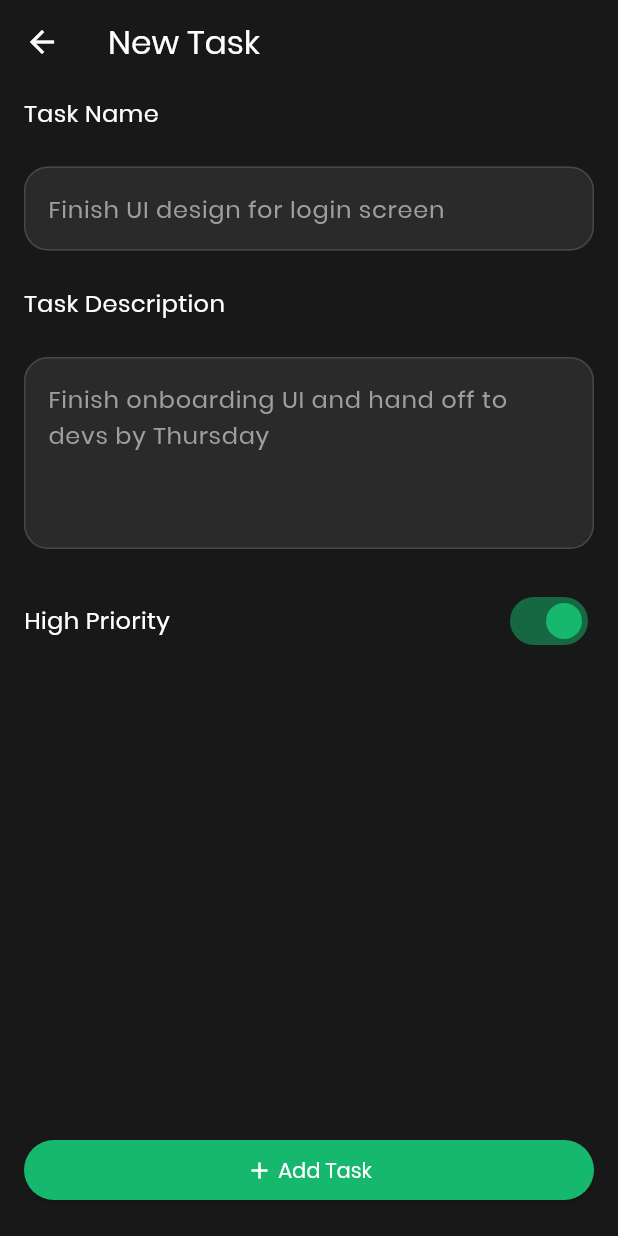
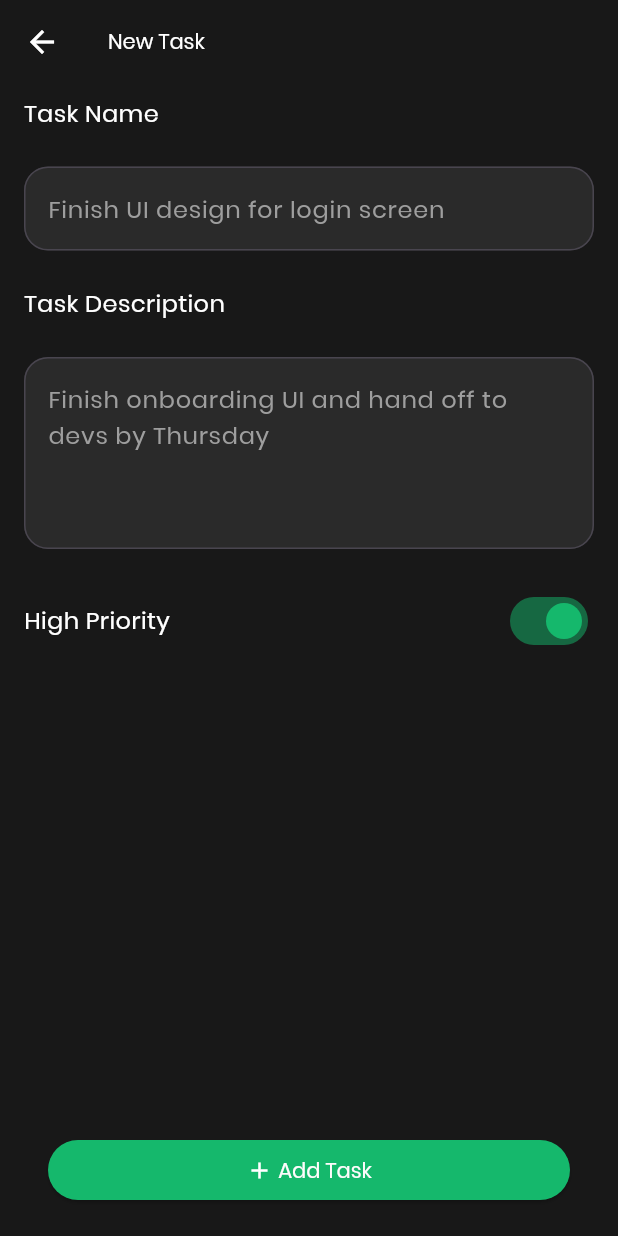
Before and after one commit to manaltaha555/Tasky, a Flutter app: the TaskPage screen opened directly, on a phone screen of 412 x 824 dp. Run offline on Flutter 3.47's test engine with Material 3 defaults, Android fonts, the phone set to English and light mode, and no system bars; our stand-ins replace flutter_svg.

Commit message:
new features added

```diff
--- /dev/null
+++ b/lib/models/task_model.dart
@@ -0,0 +1,6 @@
+class TaskModel {
+  String taskName;
+  String taskDescription;
+  bool isFinished;
+  TaskModel({required this.taskName, required this.taskDescription,required this.isFinished});
+}
--- a/lib/themes/text_theme.dart
+++ b/lib/themes/text_theme.dart
@@ -2,11 +2,14 @@ import 'package:flutter/material.dart';
 
 class MyTextTheme{
   static final myTextTheme = TextTheme(
-    headlineLarge: TextStyle(fontSize: 28, fontWeight: FontWeight.w400, color: Colors.white, fontFamily: "Poppins"),
-    headlineMedium: TextStyle(fontSize: 24, fontWeight: FontWeight.w400, color: Colors.white, fontFamily: "Poppins"),
+    headlineLarge: TextStyle(fontSize: 32, fontWeight: FontWeight.w400, color: Color(0XFFFFFCFC), fontFamily: "Poppins"),
+    headlineMedium: TextStyle(fontSize: 28, fontWeight: FontWeight.w400, color: Color(0XFFFFFCFC), fontFamily: "Poppins"),
+    headlineSmall: TextStyle(fontSize: 24, fontWeight: FontWeight.w400, color: Color(0XFFFFFCFC), fontFamily: "Poppins"),
     bodyMedium: TextStyle(fontSize: 16, fontWeight: FontWeight.w400, color: Colors.white, fontFamily: "Poppins"),
     bodyLarge: TextStyle(fontSize: 16, fontWeight: FontWeight.w400, color: Color(0XFF9E9E9E), fontFamily: "Poppins"),
-    displayMedium: TextStyle(fontSize: 14, fontWeight: FontWeight.w500, color: Colors.white, fontFamily: "Poppins")
+    displayMedium: TextStyle(fontSize: 14, fontWeight: FontWeight.w500, color: Color(0XFFFFFCFC), fontFamily: "Poppins"),
+    labelMedium: TextStyle(fontSize: 14, fontWeight: FontWeight.w400, color: Color(0XFFC6C6C6), fontFamily: "Poppins"),
+
 
   );
 }
--- a/lib/view/pages/task_page.dart
+++ b/lib/view/pages/task_page.dart
@@ -16,10 +16,56 @@ class _TaskPageState extends State<TaskPage> {
   @override
   Widget build(BuildContext context) {
     return Scaffold(
-      appBar: AppBar(title: Text("New Task", style: TextStyle(fontFamily: "Poppins"),)),
-      bottomNavigationBar:  Padding(
-        padding: const EdgeInsets.symmetric(vertical: 20,horizontal: 16),
-        child: ElevatedButton(
+      appBar: AppBar(title: Text("New Task")),
+      body: Padding(
+        padding: const EdgeInsets.symmetric(horizontal: 16),
+        child: Column(
+          children: [
+            Expanded(
+              child: SingleChildScrollView(
+                child: Column(
+                  children: [
+                    Padding(
+                      padding: const EdgeInsets.only(top: 8),
+                      child: CustomTextFormField(
+                        controller: taskName,
+                        text: "Task Name",
+                        hintText: "Finish UI design for login screen",
+                      ),
+                    ),
+                    CustomTextFormField(
+                      controller: taskDescription,
+                      text: "Task Description",
+                      maxLine: 4,
+                      hintText:
+                          "Finish onboarding UI and hand off to devs by Thursday",
+                    ),
+                    Row(
+                      mainAxisAlignment: MainAxisAlignment.spaceBetween,
+                      children: [
+                        Text(
+                          "High Priority",
+                          style: Theme.of(context).textTheme.bodyMedium,
+                        ),
+                        Switch(
+                          value: isActive,
+                          activeThumbColor: Color(0XFF15B86C),
+                          onChanged: (bool value) {
+                            setState(() {
+                              isActive = value;
+                            });
+                          },
+                        ),
+                      ],
+                    ),
+                  ],
+                ),
+              ),
+            ),
+
+            Padding(
+              padding: const EdgeInsets.symmetric(vertical: 20, horizontal: 16),
+              child: ElevatedButton(
                 onPressed: () {},
                 child: Row(
                   mainAxisAlignment: MainAxisAlignment.center,
@@ -32,43 +78,6 @@ class _TaskPageState extends State<TaskPage> {
                   ],
                 ),
               ),
-      ),
-      body: Padding(
-        padding: const EdgeInsets.symmetric(horizontal: 16),
-        child: Column(
-          children: [
-            Padding(
-              padding: const EdgeInsets.only(top: 8),
-              child: CustomTextFormField(
-                controller: taskName,
-                text: "Task Name",
-                hintText: "Finish UI design for login screen",
-              ),
-            ),
-            CustomTextFormField(
-              controller: taskDescription,
-              text: "Task Description",
-              maxLine: 4,
-              hintText: "Finish onboarding UI and hand off to devs by Thursday",
-            ),
-            Row(
-              mainAxisAlignment: MainAxisAlignment.spaceBetween,
-              children: [
-                Text(
-                  "High Priority",
-                  style: Theme.of(context).textTheme.bodyMedium,
-                ),
-                Switch(
-                  value: isActive,
-                  activeColor: Color(0XFF15B86C),
-                  onChanged: (bool value) {
-                    // This is called when the user toggles the switch.
-                    setState(() {
-                      isActive = value;
-                    });
-                  },
-                ),
-              ],
             ),
           ],
         ),
--- a/pubspec.yaml
+++ b/pubspec.yaml
@@ -35,6 +35,7 @@ dependencies:
   # Use with the CupertinoIcons class for iOS style icons.
   cupertino_icons: ^1.0.8
   flutter_svg: ^2.2.0
+  provider: ^6.1.5+1
 
 dev_dependencies:
   flutter_test:
```
Also changed, not shown: lib/controller/task_controller.dart (added, +25 -0 lines), lib/main.dart (+12 -4 lines), lib/view/pages/completed_page.dart (added, +10 -0 lines), lib/view/pages/home_page.dart (+69 -22 lines), lib/view/pages/profile_page.dart (added, +10 -0 lines), lib/view/pages/root_page.dart (added, +110 -0 lines), lib/view/pages/to_do_page.dart (added, +10 -0 lines), lib/view/pages/welcome_page.dart (+7 -6 lines), assets/icons/completed.svg (added), assets/icons/home.svg (added), assets/icons/profile.svg (added), assets/icons/sun.svg (added), assets/icons/toDo.svg (added), assets/images/manal.jpg (added), 1 more files.
